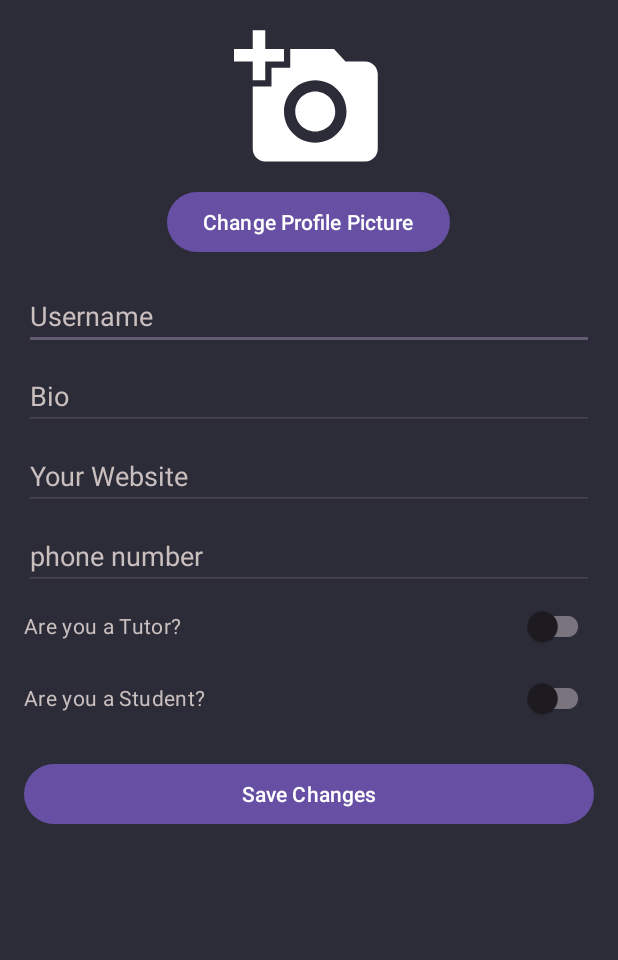
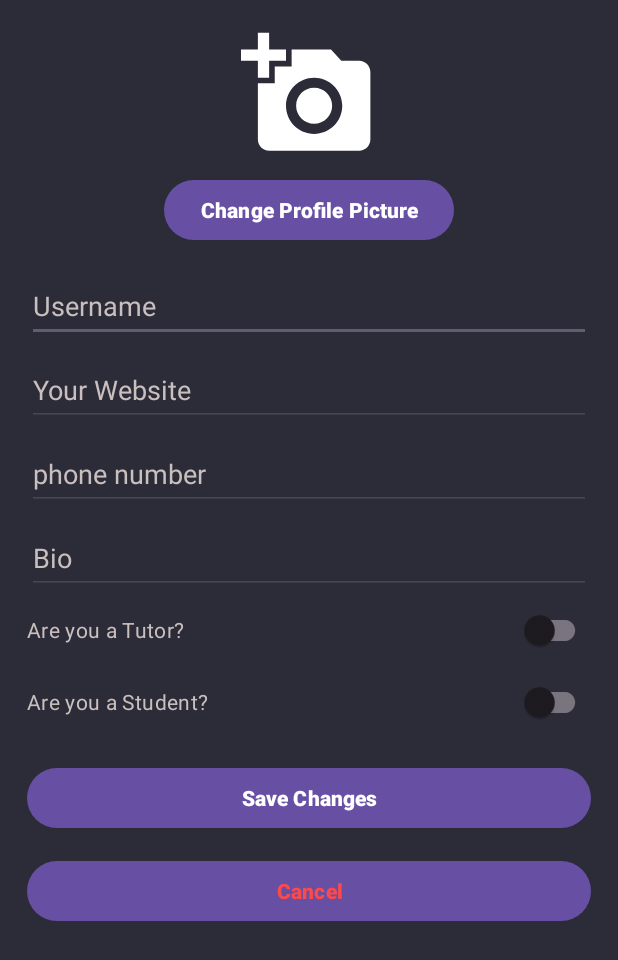
Before and after one commit to lokeshkoundal/VeloxStudy, an Android app: the EditProfile screen opened directly, with no data from a screen before it, on a phone screen of 412 x 824 dp. Shown: the top 960 px of the screen. Run offline under Robolectric (Android 15) with nearby library versions, the phone set to English and light mode, and no system bars; our stand-ins replace Firebase (no records; nobody signed in at launch, a user with empty details on screens opened directly); Roboto replaces fonts that are not available here.

Commit message:
bug fixes

```diff
--- a/app/build.gradle.kts
+++ b/app/build.gradle.kts
@@ -38,13 +38,13 @@ android {
 dependencies {
 
     implementation("androidx.appcompat:appcompat:1.6.1")
-    implementation("com.google.android.material:material:1.11.0")
+    implementation("com.google.android.material:material:1.12.0")
     implementation("androidx.constraintlayout:constraintlayout:2.1.4")
     implementation("androidx.annotation:annotation:1.7.1")
     implementation("androidx.lifecycle:lifecycle-livedata-ktx:2.7.0")
     implementation("androidx.lifecycle:lifecycle-viewmodel-ktx:2.7.0")
     implementation("com.google.android.gms:play-services-base:18.4.0")
-    implementation("com.google.firebase:firebase-firestore:24.11.1")
+    implementation("com.google.firebase:firebase-firestore:25.0.0")
     implementation("androidx.navigation:navigation-fragment:2.7.7")
     implementation("androidx.navigation:navigation-ui:2.7.7")
     testImplementation("junit:junit:4.13.2")
@@ -54,8 +54,9 @@ dependencies {
     implementation(platform("com.google.firebase:firebase-bom:32.7.0"))
     implementation("com.google.firebase:firebase-analytics")
     implementation("com.google.firebase:firebase-auth")
-    implementation("com.google.android.gms:play-services-auth:21.1.0")
+    implementation("com.google.android.gms:play-services-auth:21.1.1")
     implementation("com.google.firebase:firebase-database")
     implementation ("com.github.bumptech.glide:glide:4.16.0")
 
+
 }
--- a/app/src/main/java/com/example/veloxstudy/ChatActivity.java
+++ b/app/src/main/java/com/example/veloxstudy/ChatActivity.java
@@ -105,16 +105,16 @@ public class ChatActivity extends AppCompatActivity {
                     messagesArrayList.add(messages);
                 }
                 messagesAdapter.notifyDataSetChanged();
+
                 if (messagesArrayList.isEmpty()) {
                     startConvo.setVisibility(View.VISIBLE);
-                } else {
-                    startConvo.setVisibility(View.GONE);
                 }
+
             }
 
             @Override
             public void onCancelled(@NonNull DatabaseError error) {
-
+                Toast.makeText(getApplicationContext(),error.getMessage(),Toast.LENGTH_SHORT).show();
             }
         });
 
@@ -129,6 +129,7 @@ public class ChatActivity extends AppCompatActivity {
 
             @Override
             public void onCancelled(@NonNull DatabaseError error) {
+                Toast.makeText(getApplicationContext(),error.getMessage(),Toast.LENGTH_SHORT).show();
 
             }
         });
@@ -155,7 +156,7 @@ public class ChatActivity extends AppCompatActivity {
                                         .setValue(messages).addOnCompleteListener(new OnCompleteListener<Void>() {
                                             @Override
                                             public void onComplete(@NonNull Task<Void> task) {
-
+                                                chatRv.scrollToPosition(messagesArrayList.size() - 1);
                                             }
                                         });
                             }
--- a/app/src/main/java/com/example/veloxstudy/EditProfile.java
+++ b/app/src/main/java/com/example/veloxstudy/EditProfile.java
@@ -5,6 +5,7 @@ import android.os.Bundle;
 import androidx.annotation.NonNull;
 import androidx.appcompat.app.AppCompatActivity;
 
+import android.view.View;
 import android.widget.Button;
 import android.widget.EditText;
 import android.widget.TextView;
@@ -25,7 +26,7 @@ import java.util.Map;
 
 public class EditProfile extends AppCompatActivity {
 
-    Button submitButton;
+    Button submitButton,cancelBtn;
     EditText bioEt,usernameEt,WebsiteEt;
     TextView resultTv;
     FirebaseFirestore fireStore;
@@ -38,6 +39,9 @@ public class EditProfile extends AppCompatActivity {
 
         submitButton = findViewById(R.id.saveProfileBtn);
         bioEt = findViewById(R.id.bioEditText);
+        usernameEt = findViewById(R.id.usernameEditText);
+        cancelBtn = findViewById(R.id.CancelBtn);
+
         fireStore = FirebaseFirestore.getInstance();
 
         FirebaseUser user = FirebaseAuth.getInstance().getCurrentUser();
@@ -50,7 +54,7 @@ public class EditProfile extends AppCompatActivity {
 
         submitButton.setOnClickListener(view -> {
 
-            String bio = bioEt.getText().toString();
+            String bio = bioEt.getText().toString().trim();
 
 
                 documentReference.get().addOnCompleteListener(new OnCompleteListener<DocumentSnapshot>() {
@@ -90,14 +94,18 @@ public class EditProfile extends AppCompatActivity {
                                 }
                             });
 
-
-
-
                     }
                 });
 
 
         });
 
+        cancelBtn.setOnClickListener(new View.OnClickListener() {
+            @Override
+            public void onClick(View v) {
+                finish();
+            }
+        });
+
     }
 }
--- a/app/src/main/res/layout/activity_chat.xml
+++ b/app/src/main/res/layout/activity_chat.xml
@@ -44,7 +44,7 @@
             android:layout_marginTop="8dp"
             android:layout_toEndOf="@+id/ImageChat"
             android:text="Last seen recently"
-            android:textColor="#C4CACD"
+            android:textColor="#727678"
             android:textSize="16sp" />
 
     </RelativeLayout>
--- a/app/src/main/res/layout/activity_edit_profile.xml
+++ b/app/src/main/res/layout/activity_edit_profile.xml
@@ -1,16 +1,22 @@
 <?xml version="1.0" encoding="utf-8"?>
-<LinearLayout xmlns:android="http://schemas.android.com/apk/res/android"
+
+<ScrollView xmlns:android="http://schemas.android.com/apk/res/android"
     android:layout_width="match_parent"
     android:layout_height="match_parent"
+    android:padding="18dp"
+    android:background="@color/greyApp">
+
+<LinearLayout
+    android:layout_width="match_parent"
+    android:layout_height="wrap_content"
     android:orientation="vertical"
-    android:padding="16dp"
     android:background="@color/greyApp">
 
     <!-- Profile Picture -->
     <ImageView
         android:id="@+id/profilePicture"
-        android:layout_width="100dp"
-        android:layout_height="100dp"
+        android:layout_width="90dp"
+        android:layout_height="90dp"
         android:layout_gravity="center_horizontal"
         android:src="@drawable/ic_add_photo"
         android:contentDescription="@string/profile_picture" />
@@ -22,7 +28,8 @@
         android:layout_height="wrap_content"
         android:layout_gravity="center_horizontal"
         android:layout_marginTop="8dp"
-        android:text="@string/change_profile_picture" />
+        android:text="@string/change_profile_picture"
+        android:textStyle="bold"/>
 
     <!-- Username -->
     <EditText
@@ -30,42 +37,58 @@
         android:layout_width="match_parent"
         android:layout_height="wrap_content"
         android:layout_marginTop="16dp"
+        android:autofillHints="name"
         android:hint="@string/username"
-        android:textColorHint="@color/light_white"
         android:inputType="text"
-        android:maxLines="1" />
+        style="@style/EditTextStyle"
+        android:maxLines="1"
+        android:minHeight="48dp"
+        android:textColorHint="@color/light_white" />
 
     <!-- Bio -->
-    <EditText
-        android:id="@+id/bioEditText"
-        android:layout_width="match_parent"
-        android:layout_height="wrap_content"
-        android:layout_marginTop="8dp"
-        android:textColorHint="@color/light_white"
-        android:hint="@string/bio"
-        android:inputType="textMultiLine"
-        android:maxLines="5" />
+
 
     <!-- Website -->
     <EditText
         android:id="@+id/websiteEditText"
-        android:textColorHint="@color/light_white"
         android:layout_width="match_parent"
         android:layout_height="wrap_content"
         android:layout_marginTop="8dp"
         android:hint="@string/your_website"
         android:inputType="textUri"
+        android:linksClickable="false"
+        style="@style/EditTextStyle"
+        android:autoLink="web"
+        android:maxLines="3"
+        android:minHeight="48dp"
+        android:textColorHint="@color/light_white" />
 
-        android:maxLines="3" />
     <EditText
         android:id="@+id/PhoneEditText"
         android:layout_width="match_parent"
         android:layout_height="wrap_content"
+        style="@style/EditTextStyle"
         android:layout_marginTop="8dp"
-        android:textColorHint="@color/light_white"
-        android:hint="phone number"
+        android:autofillHints="phone"
+        android:hint="@string/phone_number"
         android:inputType="phone"
-        android:maxEms="15"/>
+        android:maxEms="15"
+        android:maxLength="10"
+        android:minHeight="48dp"
+        android:textColorHint="@color/light_white" />
+
+    <EditText
+        android:id="@+id/bioEditText"
+        android:layout_width="match_parent"
+        android:layout_height="wrap_content"
+        style="@style/EditTextStyle"
+        android:layout_marginTop="8dp"
+        android:hint="@string/bio"
+        android:inputType="textMultiLine"
+        android:scrollbars="vertical"
+        android:maxLength="500"
+        android:minHeight="48dp"
+        android:textColorHint="@color/light_white" />
 
     <androidx.appcompat.widget.SwitchCompat
         android:id="@+id/switch1"
@@ -82,13 +105,24 @@
         android:textColor="@color/light_white"/>
 
 
-
-
     <Button
         android:id="@+id/saveProfileBtn"
         android:layout_width="match_parent"
         android:layout_height="wrap_content"
         android:layout_marginTop="16dp"
-        android:text="@string/save_changes" />
+        android:text="@string/save_changes"
+        android:textStyle="bold"/>
+
+    <Button
+        android:id="@+id/CancelBtn"
+        android:layout_width="match_parent"
+        android:layout_height="wrap_content"
+        android:layout_marginTop="14dp"
+        android:text="@string/cancel"
+        android:textColor="#FD4949"
+        android:textStyle="bold"/>
+
 
 </LinearLayout>
+
+</ScrollView>
--- a/app/src/main/res/layout/activity_splash.xml
+++ b/app/src/main/res/layout/activity_splash.xml
@@ -5,7 +5,7 @@
     android:layout_width="match_parent"
     android:layout_height="match_parent"
     tools:context=".SplashScreen"
-    android:background="@drawable/splashbg"
+    android:background="@color/greyApp"
     android:layout_gravity="center">
 
 
@@ -25,11 +25,10 @@
         android:id="@+id/textView"
         android:layout_width="wrap_content"
         android:layout_height="wrap_content"
-
         android:backgroundTint="@color/black"
         android:fontFamily="@font/alegreya_sans_sc_extrabold_italic"
         android:text="@string/splashname"
-        android:textColor="@color/black"
+        android:textColor="@color/white"
         android:textSize="30sp"
         app:layout_constraintBottom_toBottomOf="parent"
         app:layout_constraintEnd_toEndOf="@+id/lottieAnimationView"
--- a/app/src/main/res/layout/receiver_layout.xml
+++ b/app/src/main/res/layout/receiver_layout.xml
@@ -23,7 +23,7 @@
         android:layout_marginStart="1dp"
         android:textIsSelectable="true"
         android:textSize="18sp"
-        android:layout_marginTop="5dp"
+        android:layout_marginTop="3dp"
         android:autoLink="web|email|phone"
         android:linksClickable="true"
         android:focusable="true"
--- a/app/src/main/res/layout/sender_layout.xml
+++ b/app/src/main/res/layout/sender_layout.xml
@@ -21,7 +21,7 @@
         android:layout_centerVertical="true"
         android:layout_marginStart="5dp"
         android:textSize="18sp"
-        android:layout_marginTop="5dp"
+        android:layout_marginTop="3dp"
         android:layout_marginEnd="1dp"
         style="@style/EditTextStyle"
         android:layout_marginBottom="5dp"
--- a/app/src/main/res/values/strings.xml
+++ b/app/src/main/res/values/strings.xml
@@ -101,5 +101,7 @@
     <string name="bio">Bio</string>
     <string name="your_website">Your Website</string>
     <string name="profile_picture">Profile picture</string>
+    <string name="phone_number">phone number</string>
+    <string name="cancel">Cancel</string>
 
 </resources>
```
Also changed, not shown: app/src/main/res/drawable/splashbg.jpg (deleted).
